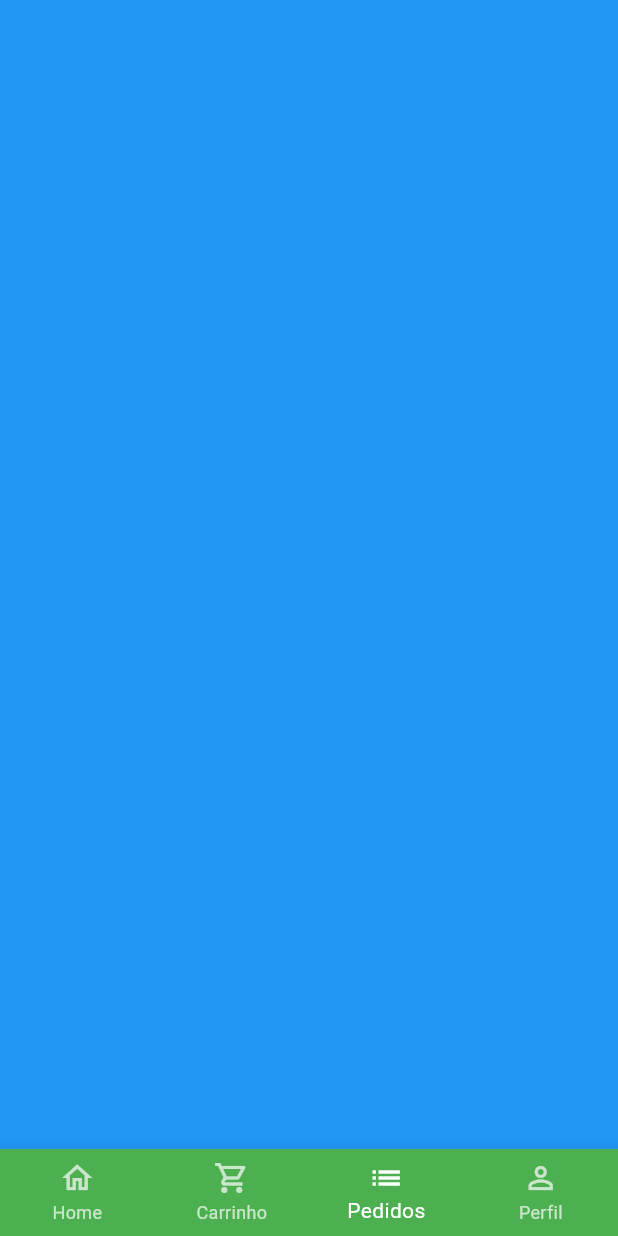
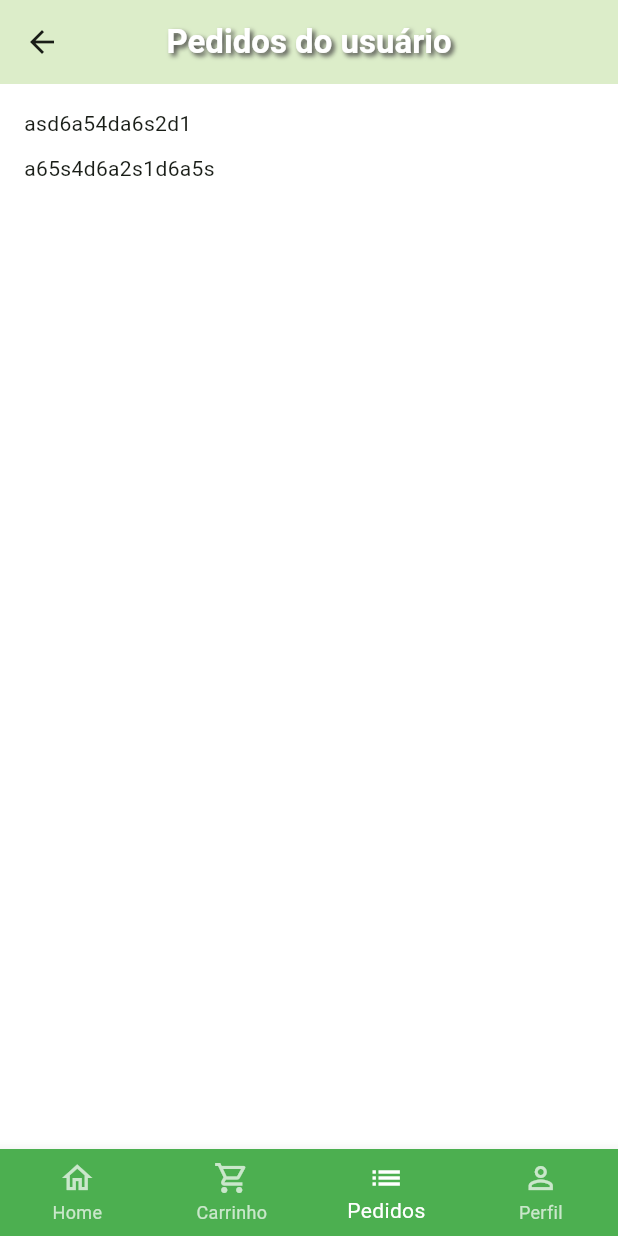
Before and after one commit to Miicchhel/FruitTrace, a Flutter app: the BaseScreen screen opened directly, swiped to page 3, on a phone screen of 412 x 824 dp. Run offline on Flutter 3.47's test engine with Material 3 defaults, Android fonts, the phone set to English and light mode, and no system bars; our stand-ins replace animated_text_kit, mask_text_input_formatter.

Commit message:
iniciando o desenvolvimento da tela de pedidos e criando o mock dos pedidos já feitos.

```diff
--- a/lib/src/config/app_data.dart
+++ b/lib/src/config/app_data.dart
@@ -1,5 +1,6 @@
 import 'package:fruittrace/src/models/cart_item_model.dart';
 import 'package:fruittrace/src/models/item_model.dart';
+import 'package:fruittrace/src/models/order_model.dart';
 import 'package:fruittrace/src/models/user_model.dart';
 
 // frutas clássicas
@@ -211,3 +212,49 @@ UserModel user = UserModel(
   cpf: '999.999.999-99',
   password: '123456',
 );
+
+List<OrderModel> orders = [
+  // Pedido 01
+  OrderModel(
+    copyAndPaste: 'q1w2e3r4t5y6',
+    createdDateTime: DateTime.parse(
+      '2024-06-08 10:00:10.458',
+    ),
+    overdueDateTime: DateTime.parse(
+      '2024-06-08 11:00:10.458',
+    ),
+    id: 'asd6a54da6s2d1',
+    status: 'pending_payment',
+    total: 23.0,
+    items: [
+      CartItemModel(
+        item: manga,
+        quantity: 2,
+      ),
+      CartItemModel(
+        item: pitanga,
+        quantity: 2,
+      ),
+    ],
+  ),
+
+  // Pedido 02
+  OrderModel(
+    copyAndPaste: 'q1w2e3r4t5y6',
+    createdDateTime: DateTime.parse(
+      '2024-05-08 10:00:10.458',
+    ),
+    overdueDateTime: DateTime.parse(
+      '2024-05-08 11:00:10.458',
+    ),
+    id: 'a65s4d6a2s1d6a5s',
+    status: 'delivered',
+    total: 6.5,
+    items: [
+      CartItemModel(
+        item: goiaba,
+        quantity: 1,
+      ),
+    ],
+  ),
+];
--- /dev/null
+++ b/lib/src/models/order_model.dart
@@ -0,0 +1,20 @@
+import 'package:fruittrace/src/models/cart_item_model.dart';
+class OrderModel {
+  String id;
+  DateTime createdDateTime;
+  DateTime overdueDateTime;
+  List<CartItemModel> items;
+  String status;
+  String copyAndPaste;
+  double total;
+
+  OrderModel({
+    required this.id,
+    required this.createdDateTime,
+    required this.overdueDateTime,
+    required this.items,
+    required this.status,
+    required this.copyAndPaste,
+    required this.total
+  });
+}
--- a/lib/src/pages/base/base_screen.dart
+++ b/lib/src/pages/base/base_screen.dart
@@ -1,6 +1,7 @@
 import 'package:flutter/material.dart';
 import 'package:fruittrace/src/pages/cart/cart_tab.dart';
 import 'package:fruittrace/src/pages/home/home_tab.dart';
+import 'package:fruittrace/src/pages/orders/orders_tab.dart';
 import 'package:fruittrace/src/pages/profile/profile_tab.dart';
 
 class BaseScreen extends StatefulWidget {
@@ -24,11 +25,11 @@ class _BaseScreenState extends State<BaseScreen> {
             currentIndex = index;
           });
         },
-        children: [
-          const HomeTab(),
-          const CartTab(),
-          Container(color: Colors.blue),
-          const ProfileTab(),
+        children: const [
+          HomeTab(),
+          CartTab(),
+          OrdersTab(),
+          ProfileTab(),
         ],
       ),
       bottomNavigationBar: BottomNavigationBar(
--- /dev/null
+++ b/lib/src/pages/orders/orders_tab.dart
@@ -0,0 +1,40 @@
+import 'package:flutter/material.dart';
+import 'package:fruittrace/src/config/custom_colors.dart';
+import 'package:fruittrace/src/config/app_data.dart' as app_data;
+
+class OrdersTab extends StatelessWidget {
+  const OrdersTab({super.key});
+
+  @override
+  Widget build(BuildContext context) {
+    return Scaffold(
+      appBar: AppBar(
+        backgroundColor: CustomColors.customSwatchColor[200],
+        centerTitle: true,
+        title: const Text(
+          'Pedidos do usuário',
+          style: TextStyle(
+            color: Colors.white,
+            fontWeight: FontWeight.bold,
+            shadows: [
+              Shadow(
+                color: Color.fromARGB(255, 68, 67, 67),
+                offset: Offset(2.0, 2.0),
+                blurRadius: 4.0
+              ),
+            ],
+          ),
+        ),
+      ),
+
+      body: ListView.separated(
+        padding: const EdgeInsets.all(16.0),
+        physics: const BouncingScrollPhysics(),
+        separatorBuilder: (_, index) => SizedBox(height: 10.0),
+        itemCount: app_data.orders.length,
+        itemBuilder: (_, index) {
+          return Text(app_data.orders[index].id);
+        }),
+    );
+  }
+}
```
